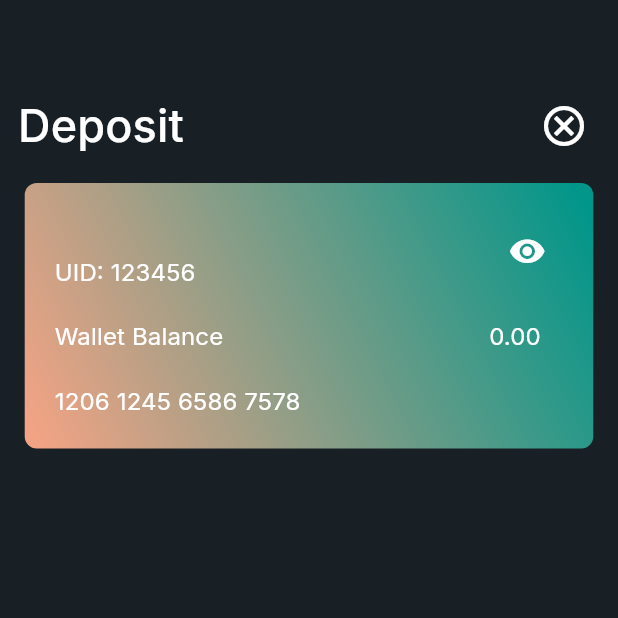
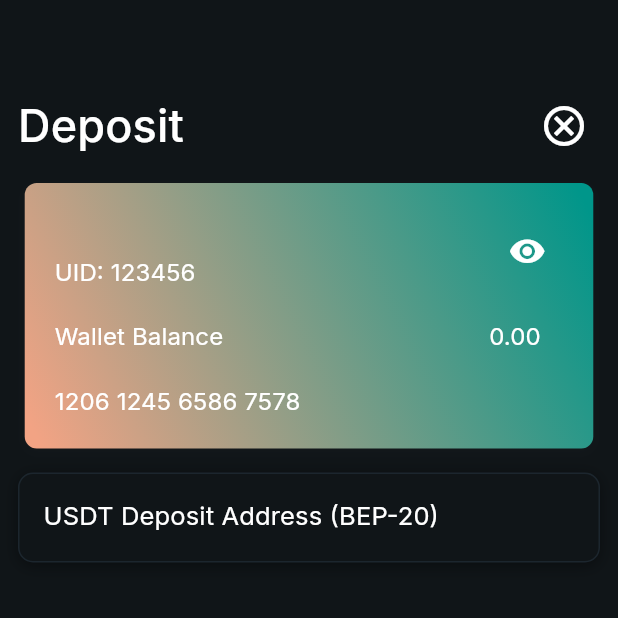
Before and after one commit to Sukhmeetsingh306/NFT_Trading, a Flutter app: the DepositMainScreen screen opened by its route, on a phone screen of 412 x 824 dp, the top half of it. Run offline on Flutter 3.47's test engine with Material 3 defaults, Android fonts, the phone set to English and light mode, and no system bars; our stand-ins replace google_fonts, image_picker, intl_phone_field, permission_handler, shared_preferences; missing offline and left inert: random_avatar; accounts and stored records are empty; project files that could hold a hidden picture were left out.

Commit message:
added and edited the container

```diff
--- a/flow/lib/screen/main/deposit_main_screen.dart
+++ b/flow/lib/screen/main/deposit_main_screen.dart
@@ -1,3 +1,4 @@
+import 'package:flow/utils/widget/container_widget_utils.dart';
 import 'package:flutter/material.dart';
 import 'package:shared_preferences/shared_preferences.dart';
 
@@ -39,7 +40,7 @@ class _DepositMainScreenState extends State<DepositMainScreen> {
   @override
   Widget build(BuildContext context) {
     return Scaffold(
-      backgroundColor: ColorTheme.color.primaryBackground,
+      backgroundColor: ColorTheme.color.secondaryBackgroundColor,
       body: Padding(
         padding: EdgeInsetsDirectional.fromSTEB(0, 60, 0, 20),
         child: Column(
@@ -168,6 +169,21 @@ class _DepositMainScreenState extends State<DepositMainScreen> {
                 ],
               ),
             ),
+            Padding(
+              padding: EdgeInsetsDirectional.fromSTEB(12, 0, 12, 10),
+              child: Column(
+                children: [
+                  containerField(
+                    width: MediaQuery.sizeOf(context).width,
+                    height: 60,
+                    googleInterTextWeight4Font16(
+                      "USDT Deposit Address (BEP-20)",
+                      fontSize: 17,
+                    ),
+                  ),
+                ],
+              ),
+            ),
           ],
         ),
       ),
--- a/flow/lib/utils/widget/container_widget_utils.dart
+++ b/flow/lib/utils/widget/container_widget_utils.dart
@@ -68,16 +68,23 @@ Widget containerDash(
   );
 }
 
-Widget containerField(Widget child) {
+Widget containerField(
+  Widget child, {
+  double? width,
+  double? height,
+}) {
   return Container(
+    width: width,
+    height: height,
     margin: const EdgeInsets.only(top: 16),
     padding: const EdgeInsets.all(16),
     decoration: BoxDecoration(
+      border: Border.all(color: ColorTheme.color.alternativeColor),
       color: ColorTheme.color.secondaryBackgroundColor,
       borderRadius: BorderRadius.circular(10),
       boxShadow: [
         BoxShadow(
-          color: ColorTheme.color.alternativeColor,
+          color: Colors.black38,
           blurRadius: 8,
           offset: Offset(0, 2),
         )
```
